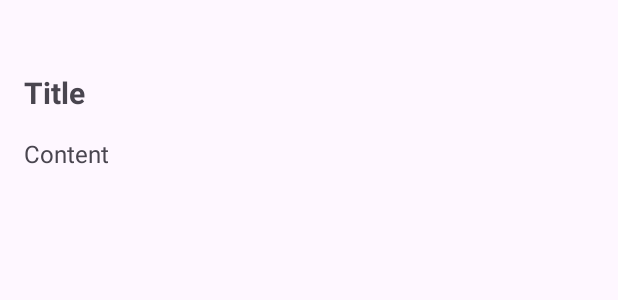
After one commit to blue032/ABO, an Android app: the layout activity_detail.xml on its own in the app's theme, with its tools: preview values and no code run, on a phone screen of 412 x 824 dp. The commit adds this screen. Shown: the top 300 px of the screen. Run offline under Robolectric (Android 15) with nearby library versions, the phone set to English and light mode, and no system bars.

Commit message:
자유게시판 완료 (아직 사진업로드는 안됌)

```diff
--- a/app/src/main/AndroidManifest.xml
+++ b/app/src/main/AndroidManifest.xml
@@ -89,6 +89,12 @@
         <activity android:name=".WriteBoardActivity">
         </activity>
 
+        <activity android:name=".BoardActivity">
+        </activity>
+
+        <activity android:name=".DetailActivity">
+        </activity>
+
         <meta-data
             android:name="com.google.android.gms.version"
             android:value="@integer/google_play_services_version" />
--- a/app/src/main/java/com/example/myapplication/MainActivity.java
+++ b/app/src/main/java/com/example/myapplication/MainActivity.java
@@ -73,6 +73,8 @@ public class MainActivity extends AppCompatActivity {
                     return true;
                 } else if (itemId == R.id.action_board) {
                     // 게시판 아이템이 선택되었을 때의 동작
+                    Intent intent = new Intent(MainActivity.this, BoardActivity.class);
+                    startActivity(intent);
                     return true;
                 } else if (itemId == R.id.action_notification) {
                     // 알림 아이템이 선택되었을 때의 동작
--- /dev/null
+++ b/app/src/main/res/layout/activity_detail.xml
@@ -0,0 +1,32 @@
+<?xml version="1.0" encoding="utf-8"?>
+<androidx.constraintlayout.widget.ConstraintLayout xmlns:android="http://schemas.android.com/apk/res/android"
+    android:layout_width="match_parent"
+    android:layout_height="match_parent"
+    xmlns:app="http://schemas.android.com/apk/res-auto"
+    android:padding="16dp">
+
+    <TextView
+        android:id="@+id/tvTitle"
+        android:layout_width="0dp"
+        android:layout_height="wrap_content"
+        android:layout_marginTop="32dp"
+        android:textSize="20sp"
+        android:textStyle="bold"
+        app:layout_constraintTop_toTopOf="parent"
+        app:layout_constraintStart_toStartOf="parent"
+        app:layout_constraintEnd_toEndOf="parent"
+        android:text="Title" />
+
+    <TextView
+        android:id="@+id/tvContent"
+        android:layout_width="0dp"
+        android:layout_height="0dp"
+        android:layout_marginTop="16dp"
+        android:textSize="16sp"
+        app:layout_constraintTop_toBottomOf="@id/tvTitle"
+        app:layout_constraintBottom_toBottomOf="parent"
+        app:layout_constraintStart_toStartOf="parent"
+        app:layout_constraintEnd_toEndOf="parent"
+        android:text="Content" />
+
+</androidx.constraintlayout.widget.ConstraintLayout>
```
Also changed, not shown: app/src/main/java/com/example/myapplication/BoardActivity.java (+35 -4 lines), app/src/main/java/com/example/myapplication/DetailActivity.java (added, +26 -0 lines), app/src/main/res/layout/post_item_layout.xml (added, +29 -0 lines).
